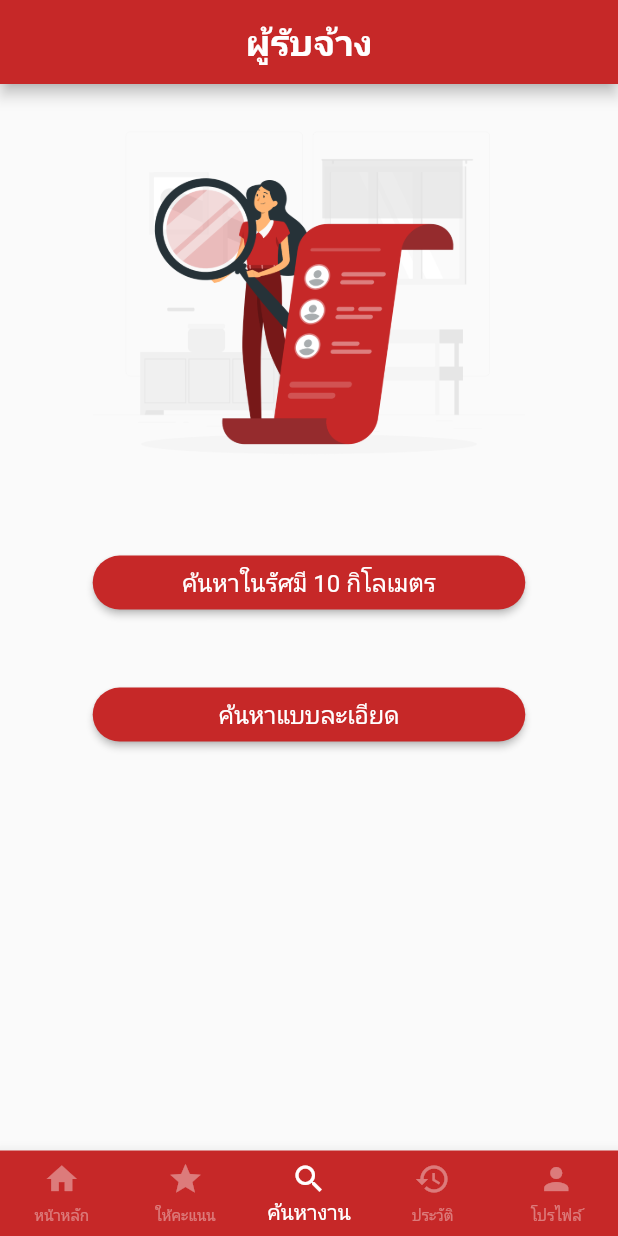
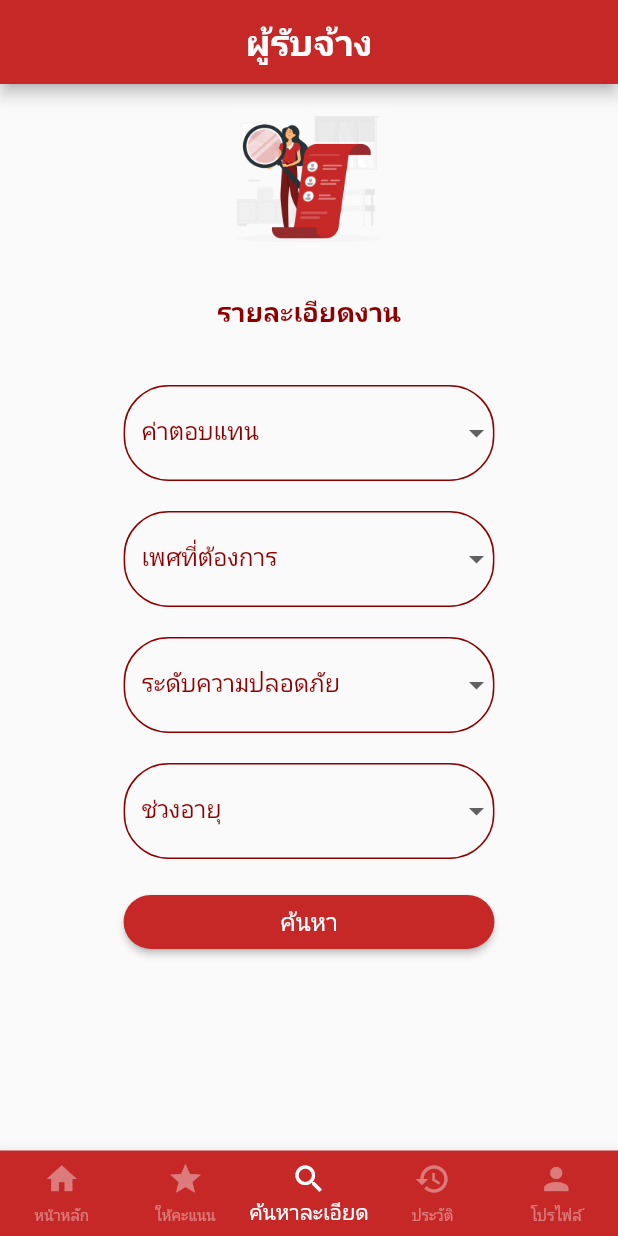
Before and after one commit to ApinanNOT/JobHiringApplication, a Flutter app: the Contractor screen opened by its route, item 3 of the bottom bar chosen, on a phone screen of 412 x 824 dp. Run offline on Flutter 3.47's test engine with Material 2 defaults, Android fonts, the phone set to English and light mode, and no system bars; our stand-ins replace firebase_auth, firebase_core, firebase_database, geolocator, google_fonts, google_maps_flutter and 1 more; missing offline and left inert: dart:ffi, flutter_geofire, tbib_toast; accounts and stored records are empty; Roboto replaces fonts that are missing (Prompt, Sarabun).

```diff
--- a/lib/states/contractor.dart
+++ b/lib/states/contractor.dart
@@ -1,7 +1,8 @@
 import 'package:flutter/material.dart';
 import 'package:jobhiring/tabStates/findjob.dart';
 import 'package:jobhiring/tabStates/history.dart';
-import 'package:jobhiring/tabStates/home.dart';
+import 'package:jobhiring/tabStates/homecontractor.dart';
+import 'package:jobhiring/tabStates/homeemployer.dart';
 import 'package:jobhiring/tabStates/profile.dart';
 import 'package:jobhiring/tabStates/rating.dart';
 import 'package:jobhiring/utility/my_constant.dart';
@@ -50,7 +51,7 @@ class _ContractorState extends State<Contractor>
         physics: const NeverScrollableScrollPhysics(),
         controller: tabController,
         children: const [
-          HomeTab(),
+          HomeTabContractor(),
           RatingTab(),
           FindTab(),
           HistoryTab(),
@@ -74,7 +75,7 @@ class _ContractorState extends State<Contractor>
         ),
         BottomNavigationBarItem(
           icon: Icon(Icons.search),
-          label: 'ค้นหางาน',
+          label: 'ค้นหาละเอียด',
         ),
         BottomNavigationBarItem(
           icon: Icon(Icons.history),
--- a/lib/states/employer.dart
+++ b/lib/states/employer.dart
@@ -1,5 +1,5 @@
 import 'package:flutter/material.dart';
-import 'package:jobhiring/tabStates/home.dart';
+import 'package:jobhiring/tabStates/homeemployer.dart';
 import 'package:jobhiring/tabStates/postjob.dart';
 import 'package:jobhiring/tabStates/profile.dart';
 import 'package:jobhiring/tabStates/rating.dart';
@@ -51,7 +51,7 @@ class _EmployerState extends State<Employer>
         physics: const NeverScrollableScrollPhysics(),
         controller: tabController,
         children: const [
-          HomeTab(),
+          HomeTabEmployer(),
           RatingTab(),
           PostTab(),
           HistoryTab(),
--- a/lib/states/employered.dart
+++ b/lib/states/employered.dart
@@ -1,5 +1,5 @@
 import 'package:flutter/material.dart';
-import 'package:jobhiring/tabStates/home.dart';
+import 'package:jobhiring/tabStates/homeemployer.dart';
 import 'package:jobhiring/tabStates/postjob.dart';
 import 'package:jobhiring/tabStates/profile.dart';
 import 'package:jobhiring/tabStates/rating.dart';
@@ -51,7 +51,7 @@ class _EmployeredState extends State<Employered>
         physics: const NeverScrollableScrollPhysics(),
         controller: tabController,
         children: const [
-          HomeTab(),
+          HomeTabEmployer(),
           RatingTab(),
           HistoryTab(),
           ProfileTab(),
--- a/lib/states/markerjob.dart
+++ b/lib/states/markerjob.dart
@@ -57,7 +57,7 @@ class _MarkerJobState extends State<MarkerJob> {
     LatLng(userCurrentPosition!.latitude, userCurrentPosition!.longitude);
 
     CameraPosition cameraPosition =
-    CameraPosition(target: latLngPosition, zoom: 18);
+    CameraPosition(target: latLngPosition, zoom: 15);
 
     newGoogleMapController!
         .animateCamera(CameraUpdate.newCameraPosition(cameraPosition));
@@ -351,13 +351,13 @@ class _MarkerJobState extends State<MarkerJob> {
     return Positioned(
       bottom: 570,
       left: 0,
-      right: 280,
+      right: 245,
       child: Row(
         mainAxisAlignment: MainAxisAlignment.center,
         children: [
           Container(
             margin: const EdgeInsets.symmetric(vertical: 40),
-            width: size * 0.2,
+            width: size * 0.3,
             child: ElevatedButton(
               style: MyConstant().myButtonStyle5(),
               onPressed: () {
--- a/lib/tabStates/findjob.dart
+++ b/lib/tabStates/findjob.dart
@@ -246,7 +246,7 @@ class _FindTabState extends State<FindTab> {
       mainAxisAlignment: MainAxisAlignment.center,
       children: [
         SizedBox(
-          width: size * 0.7,
+          width: size * 0.3,
           child: ShowImage(path: MyConstant.imagelogo),
         ),
       ],
@@ -269,7 +269,7 @@ class _FindTabState extends State<FindTab> {
                   (selectedsearchsafetype != null) ||
                   (selectedsearchagetype != null))
               {
-                Navigator.pop(context);
+                //Navigator.pop(context);
                 searchdetails();
               }else{
               Toast.show(
@@ -292,86 +292,86 @@ class _FindTabState extends State<FindTab> {
     );
   }
 
-  Row buildSearchDetails(double size) {
-    return Row(
-      mainAxisAlignment: MainAxisAlignment.center,
-      children: [
-        Container(
-          margin: const EdgeInsets.symmetric(vertical: 20),
-          width: size * 0.7,
-          child: ElevatedButton(
-            style: MyConstant().myButtonStyle1(),
-            onPressed: () {
-              dialogformsearch(size);
-            },
-            child: Text(
-              'ค้นหาแบบละเอียด',
-              style: MyConstant().textbutton1(),
-            ),
-          ),
-        ),
-      ],
-    );
-  }
+  // Row buildSearchDetails(double size) {
+  //   return Row(
+  //     mainAxisAlignment: MainAxisAlignment.center,
+  //     children: [
+  //       Container(
+  //         margin: const EdgeInsets.symmetric(vertical: 20),
+  //         width: size * 0.7,
+  //         child: ElevatedButton(
+  //           style: MyConstant().myButtonStyle1(),
+  //           onPressed: () {
+  //             dialogformsearch(size);
+  //           },
+  //           child: Text(
+  //             'ค้นหาแบบละเอียด',
+  //             style: MyConstant().textbutton1(),
+  //           ),
+  //         ),
+  //       ),
+  //     ],
+  //   );
+  // }
 
-  Future<dynamic> dialogformsearch(double size) {
-    return showDialog(
-      context: context,
-      builder: (BuildContext context) {
-        return AlertDialog(
-          shape: RoundedRectangleBorder(
-            borderRadius: BorderRadius.circular(30),
-          ),
-          scrollable: true,
-          title: Text(
-            "รายละเอียด",
-            style: MyConstant().h2Style(),
-            textAlign: TextAlign.center,
-          ),
-          content: Padding(
-            padding: const EdgeInsets.all(8.0),
-            child: Form(
-              child: SingleChildScrollView(
-                child: Column(
-                  children: [
-                    buildSearchMoney(size),
-                    buildSearchGender(size),
-                    buildSearchSafe(size),
-                    buildSearchAge(size),
-                  ],
-                ),
-              ),
-            ),
-          ),
-          actions: [
-            buildSearch(size),
-          ],
-        );
-      },
-    );
-  }
+  // Future<dynamic> dialogformsearch(double size) {
+  //   return showDialog(
+  //     context: context,
+  //     builder: (BuildContext context) {
+  //       return AlertDialog(
+  //         shape: RoundedRectangleBorder(
+  //           borderRadius: BorderRadius.circular(30),
+  //         ),
+  //         scrollable: true,
+  //         title: Text(
+  //           "รายละเอียด",
+  //           style: MyConstant().h2Style(),
+  //           textAlign: TextAlign.center,
+  //         ),
+  //         content: Padding(
+  //           padding: const EdgeInsets.all(8.0),
+  //           child: Form(
+  //             child: SingleChildScrollView(
+  //               child: Column(
+  //                 children: [
+  //                   buildSearchMoney(size),
+  //                   buildSearchGender(size),
+  //                   buildSearchSafe(size),
+  //                   buildSearchAge(size),
+  //                 ],
+  //               ),
+  //             ),
+  //           ),
+  //         ),
+  //         actions: [
+  //           buildSearch(size),
+  //         ],
+  //       );
+  //     },
+  //   );
+  // }
 
-  Row buildSearchNormal(double size) {
-    return Row(
-      mainAxisAlignment: MainAxisAlignment.center,
-      children: [
-        Container(
-          margin: const EdgeInsets.symmetric(vertical: 20),
-          width: size * 0.7,
-          child: ElevatedButton(
-            style: MyConstant().myButtonStyle1(),
-            onPressed: () {
-              //Navigator.pushNamed(context, MyConstant.routeEmployer);
-            },
-            child: Text(
-              'ค้นหาในรัศมี 10 กิโลเมตร',
-              style: MyConstant().textbutton1(),
-            ),
-          ),
-        ),
-      ],
-    );
-  }
+  // Row buildSearchNormal(double size) {
+  //   return Row(
+  //     mainAxisAlignment: MainAxisAlignment.center,
+  //     children: [
+  //       Container(
+  //         margin: const EdgeInsets.symmetric(vertical: 20),
+  //         width: size * 0.7,
+  //         child: ElevatedButton(
+  //           style: MyConstant().myButtonStyle1(),
+  //           onPressed: () {
+  //             //Navigator.pushNamed(context, MyConstant.routeEmployer);
+  //           },
+  //           child: Text(
+  //             'ค้นหาในรัศมี 10 กิโลเมตร',
+  //             style: MyConstant().textbutton1(),
+  //           ),
+  //         ),
+  //       ),
+  //     ],
+  //   );
+  // }
 
   @override
   Widget build(BuildContext context) {
@@ -388,8 +388,12 @@ class _FindTabState extends State<FindTab> {
             child: Column(
               children: [
                 buildImage(size),
-                buildSearchNormal(size),
-                buildSearchDetails(size)
+                buildTitle1("รายละเอียดงาน"),
+                buildSearchMoney(size),
+                buildSearchGender(size),
+                buildSearchSafe(size),
+                buildSearchAge(size),
+                buildSearch(size),
               ],
             ),
           ),
```
Also changed, not shown: lib/tabStates/homecontractor.dart (+242 -0 lines), lib/tabStates/homeemployer.dart (+11 -10 lines), lib/tabStates/profile.dart (+25 -10 lines), images/location.png.
